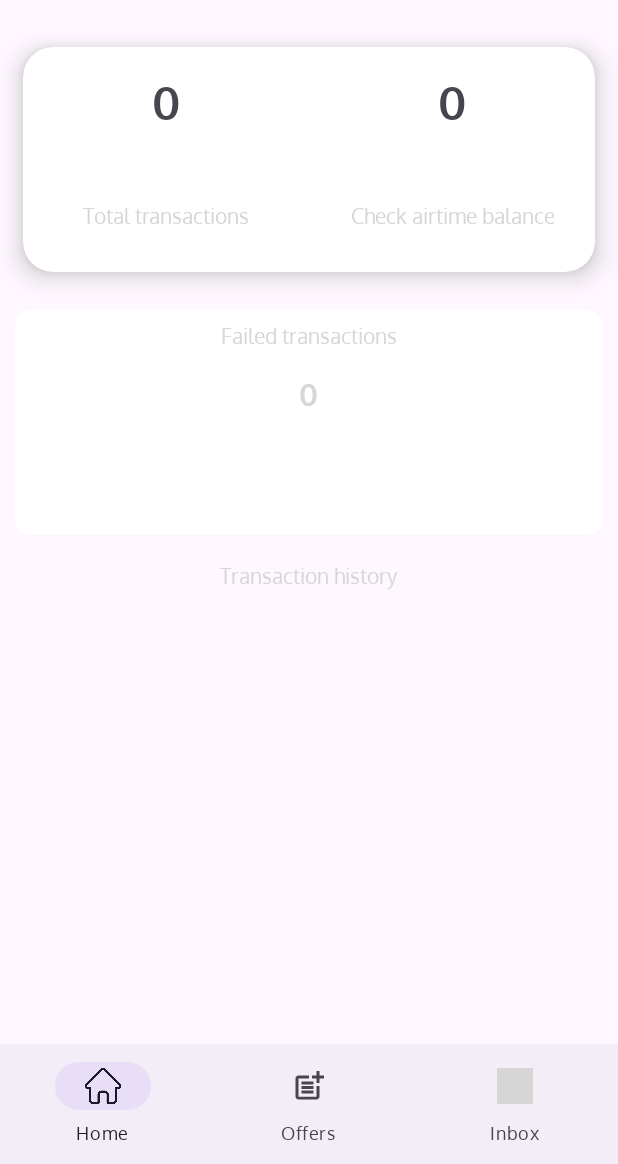
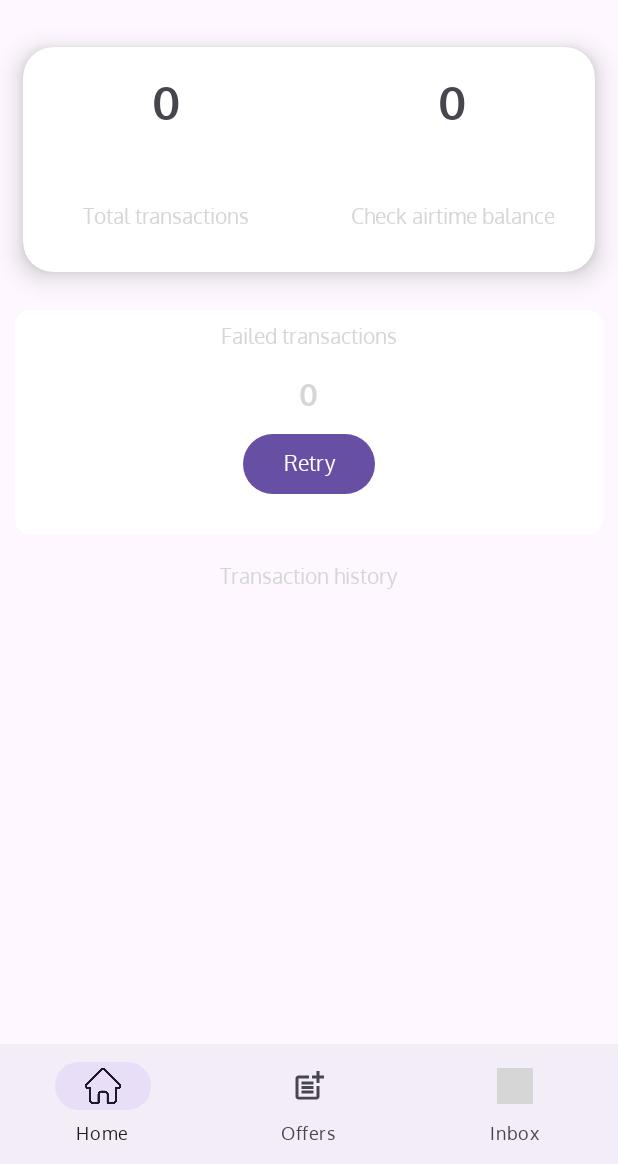
Before and after one commit to Moses583/bingwa_second, an Android app: the MainContentFragment screen opened directly, with no data from a screen before it, on a phone screen of 412 x 824 dp, the part 72-1236 px from its top. Run offline under Robolectric (Android 15) with nearby library versions, the phone set to English and light mode, and no system bars; 1 statement that could not run was skipped; grey boxes are pictures that could not be loaded.

Commit message:
Final fixes

```diff
--- a/app/src/main/java/com/example/meisterbot/models/TransactionPOJO.java
+++ b/app/src/main/java/com/example/meisterbot/models/TransactionPOJO.java
@@ -39,6 +39,7 @@ public class TransactionPOJO {
     public String getUssd() {
         return ussd;
     }
+
     public String getMessageFull() {
         return messageFull;
     }
--- a/app/src/main/res/layout/fragment_main_content.xml
+++ b/app/src/main/res/layout/fragment_main_content.xml
@@ -123,13 +123,13 @@
                 android:textSize="20sp"
                 android:fontFamily="@font/oxygen_bold"
                 android:id="@+id/txtFailedTransactions"/>
-<!--            <Button-->
-<!--                android:layout_width="wrap_content"-->
-<!--                android:layout_height="wrap_content"-->
-<!--                android:layout_gravity="center"-->
-<!--                android:padding="8dp"-->
-<!--                android:text="Retry"-->
-<!--                android:id="@+id/executeFailedTransactions"/>-->
+            <Button
+                android:layout_width="wrap_content"
+                android:layout_height="wrap_content"
+                android:layout_gravity="center"
+                android:padding="8dp"
+                android:text="Retry"
+                android:id="@+id/executeFailedTransactions"/>
         </LinearLayout>
 
     </androidx.cardview.widget.CardView>
```
Also changed, not shown: app/src/main/java/com/example/meisterbot/fragments/MainContentFragment.java (+15 -17 lines), app/src/main/java/com/example/meisterbot/services/RetryService.java (+29 -4 lines).
